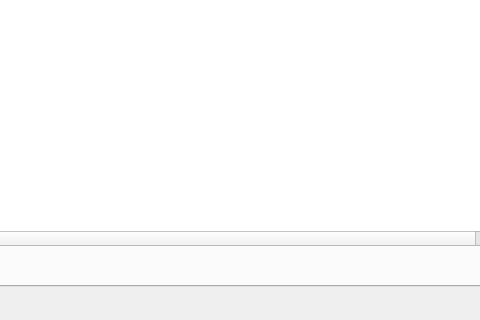
This is UiQt/mainwindow.ui in corka149/TimeCapture as Qt 5 draws it before an edit; both pictures show x 398 to 878 and y 174 to 494 of the 1070 by 494 pixel window. The edited form follows.
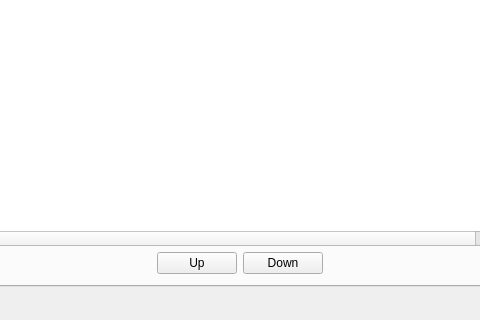
This is the edited form. The open tabs and pages were chosen to show the change.

Commit message: Added button to change the row up/down of a booking row

Patch:
```diff
--- a/UiQt/mainwindow.ui
+++ b/UiQt/mainwindow.ui
@@ -129,20 +129,21 @@
         <string>Bookings</string>
        </attribute>
        <layout class="QGridLayout" name="gridLayout_3">
-        <item row="1" column="3">
-         <spacer name="horizontalSpacer_2">
-          <property name="orientation">
-           <enum>Qt::Horizontal</enum>
+        <item row="1" column="4">
+         <widget class="QPushButton" name="pushButton_bookingRowUp">
+          <property name="text">
+           <string>Up</string>
           </property>
-          <property name="sizeHint" stdset="0">
-           <size>
-            <width>40</width>
-            <height>20</height>
-           </size>
+         </widget>
+        </item>
+        <item row="1" column="5">
+         <widget class="QPushButton" name="pushButton_bookingRowDown">
+          <property name="text">
+           <string>Down</string>
           </property>
-         </spacer>
+         </widget>
         </item>
-        <item row="0" column="1" colspan="5">
+        <item row="0" column="1" colspan="8">
          <widget class="QTableWidget" name="table_bookings">
           <attribute name="horizontalHeaderDefaultSectionSize">
            <number>200</number>
@@ -177,6 +178,19 @@
           </column>
          </widget>
         </item>
+        <item row="1" column="6">
+         <spacer name="horizontalSpacer_2">
+          <property name="orientation">
+           <enum>Qt::Horizontal</enum>
+          </property>
+          <property name="sizeHint" stdset="0">
+           <size>
+            <width>40</width>
+            <height>20</height>
+           </size>
+          </property>
+         </spacer>
+        </item>
         <item row="1" column="1">
          <widget class="QPushButton" name="pushButton_addBookRow">
           <property name="text">
@@ -184,7 +198,7 @@
           </property>
          </widget>
         </item>
-        <item row="1" column="5">
+        <item row="1" column="8">
          <widget class="QPushButton" name="pushButton_saveBookRow">
           <property name="text">
            <string>Save</string>
@@ -198,13 +212,26 @@
           </property>
          </widget>
         </item>
-        <item row="1" column="4">
+        <item row="1" column="7">
          <widget class="QPushButton" name="pushButton_copyTime">
           <property name="text">
            <string>Copy times</string>
           </property>
          </widget>
         </item>
+        <item row="1" column="3">
+         <spacer name="horizontalSpacer_4">
+          <property name="orientation">
+           <enum>Qt::Horizontal</enum>
+          </property>
+          <property name="sizeHint" stdset="0">
+           <size>
+            <width>40</width>
+            <height>20</height>
+           </size>
+          </property>
+         </spacer>
+        </item>
        </layout>
       </widget>
      </widget>
```
The commit also changes 3 other files.
